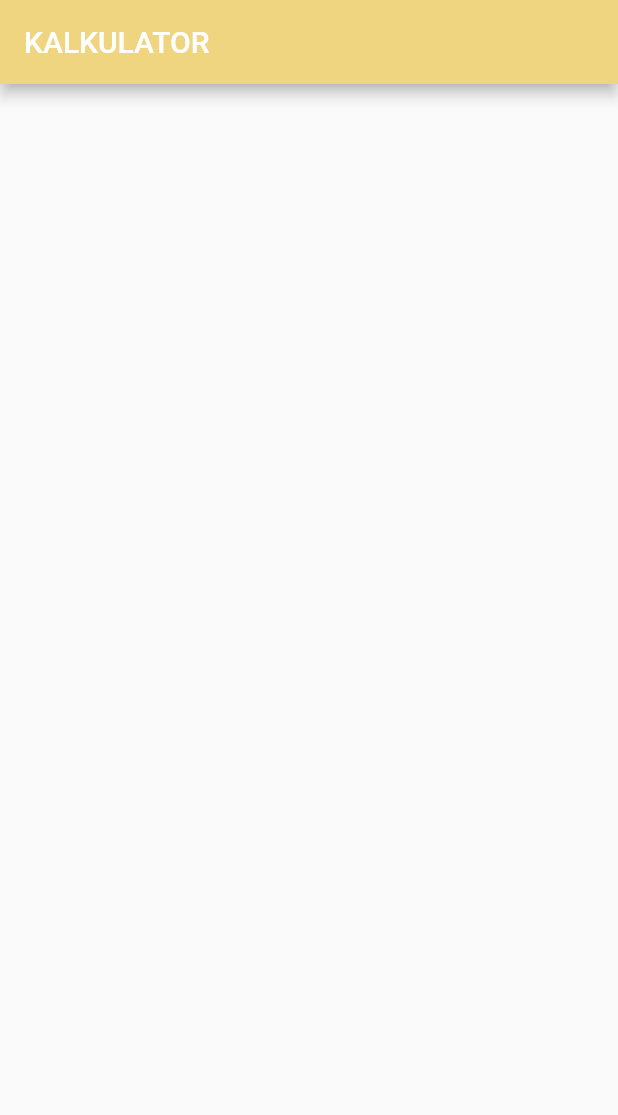
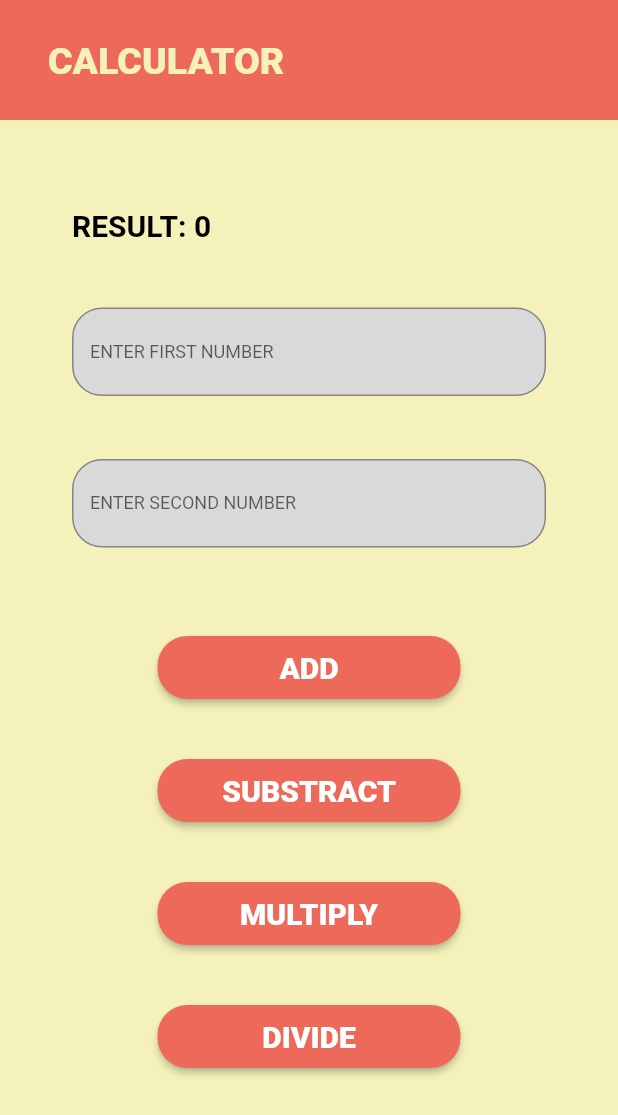
Before and after one commit to ShintaAishnabila/flutter-shinta-aishnabila-fundamental, a Flutter app: the screen it shows after launch, on a phone screen of 412 x 824 dp. Shown: the top 1115 px of the screen. Run offline on Flutter 3.47's test engine with Material 2 defaults, Android fonts, the phone set to English and light mode, and no system bars.

Commit message:
projek 2

```diff
--- a/lib/HomePage.dart
+++ b/lib/HomePage.dart
@@ -5,11 +5,89 @@ class HomePage extends StatelessWidget {
 
   @override
   Widget build(BuildContext context) {
-    return Scaffold(
-      appBar: AppBar(
-        title: Text("KALKULATOR"),
-        backgroundColor: Color.fromARGB(255, 240, 213, 129),
+    final lebar = MediaQuery.of(context).size.width;
+    final tinggi = MediaQuery.of(context).size.height;
+    return SafeArea(
+      child: Scaffold(
+        backgroundColor: Color(0xFFF4F1BB),
+        appBar: PreferredSize(
+          preferredSize: Size.fromHeight(86),
+          child: Container(
+            padding: EdgeInsets.only(top: 26, bottom: 25, left: 32),
+            width: 392,
+            color: Color(0xFFED6A5A),
+            child: Text(
+              'CALCULATOR',
+              style: TextStyle(
+                  color: Color(0xFFF4F1BB),
+                  fontSize: 25,
+                  fontWeight: FontWeight.w800),
+            ),
+          ),
+        ),
+        body: Column(
+          crossAxisAlignment: CrossAxisAlignment.start,
+          children: [
+            SizedBox(height: 59),
+            teksKu('RESULT: 0'),
+            SizedBox(height: 43),
+            textFieldKu('ENTER FIRST NUMBER'),
+            SizedBox(height: 42),
+            textFieldKu('ENTER SECOND NUMBER'),
+            SizedBox(height: 59),
+            tombolKu(() {}, 'ADD'),
+            tombolKu(() {}, 'SUBSTRACT'),
+            tombolKu(() {}, 'MULTIPLY'),
+            tombolKu(() {}, 'DIVIDE'),
+          ],
+        ),
       ),
     );
   }
 }
+
+Widget teksKu(String data) {
+  return Container(
+    margin: EdgeInsets.only(left: 48),
+    child: Text(data,
+        style: TextStyle(
+            fontSize: 20, fontWeight: FontWeight.w600, color: Colors.black)),
+  );
+}
+
+Widget textFieldKu(String data) {
+  return Container(
+    margin: EdgeInsets.only(right: 48, left: 48),
+    decoration: BoxDecoration(
+      borderRadius: BorderRadius.circular(20),
+      color: Color(0xFFD9D9D9),
+    ),
+    child: TextField(
+      keyboardType: TextInputType.number,
+      decoration: InputDecoration(
+        labelText: data,
+        border: OutlineInputBorder(borderRadius: BorderRadius.circular(20)),
+        labelStyle: TextStyle(fontSize: 12, fontWeight: FontWeight.w400),
+      ),
+    ),
+  );
+}
+
+Widget tombolKu(VoidCallback hitungan, String data) {
+  return Center(
+      child: Container(
+    height: 42,
+    width: 202,
+    margin: EdgeInsets.only(left: 95, right: 95, bottom: 40),
+    child: ElevatedButton(
+        onPressed: hitungan,
+        child: Text(data,
+            style: TextStyle(fontSize: 20, fontWeight: FontWeight.w800)),
+        style: ElevatedButton.styleFrom(
+          backgroundColor: Color(0xFFED6A5A),
+          shape: RoundedRectangleBorder(
+            borderRadius: BorderRadius.circular(20),
+          ),
+        )),
+  ));
+}
--- /dev/null
+++ b/lib/Loading.dart
@@ -0,0 +1,36 @@
+import 'dart:async';
+
+import 'package:flutter/material.dart';
+
+class Loading extends StatefulWidget {
+  const Loading({super.key});
+
+  @override
+  State<Loading> createState() => _LoadingState();
+}
+
+class _LoadingState extends State<Loading> {
+  @override
+  void initState() {
+    Timer(
+      Duration(seconds: 3),
+      () {
+        Navigator.pushReplacementNamed(context, '/home');
+      },
+    );
+    super.initState();
+  }
+
+  @override
+  Widget build(BuildContext context) {
+    return Scaffold(
+        backgroundColor: Color(0xFFED6A5A),
+        body: Center(
+          child: Container(
+            width: 320,
+            height: 282,
+            child: Image.asset('images/LOGO.png'),
+          ),
+        ));
+  }
+}
--- a/lib/main.dart
+++ b/lib/main.dart
@@ -1,6 +1,7 @@
 import 'package:flutter/material.dart';
 
 import 'HomePage.dart';
+import 'Loading.dart';
 
 void main() {
   runApp(const MyApp());
@@ -14,7 +15,8 @@ class MyApp extends StatelessWidget {
     return MaterialApp(
       debugShowCheckedModeBanner: false,
       routes: {
-        '/': (context) => const HomePage(),
+        '/': (context) => const Loading(),
+        '/home': (context) => const HomePage(),
       },
     );
   }
--- a/pubspec.yaml
+++ b/pubspec.yaml
@@ -60,8 +60,8 @@ flutter:
   uses-material-design: true
 
   # To add assets to your application, add an assets section, like this:
-  # assets:
-  #   - images/a_dot_burr.jpeg
+  assets:
+   - images/
   #   - images/a_dot_ham.jpeg
 
   # An image asset can refer to one or more resolution-specific "variants", see
```
Also changed, not shown: images/LOGO.png (added).
